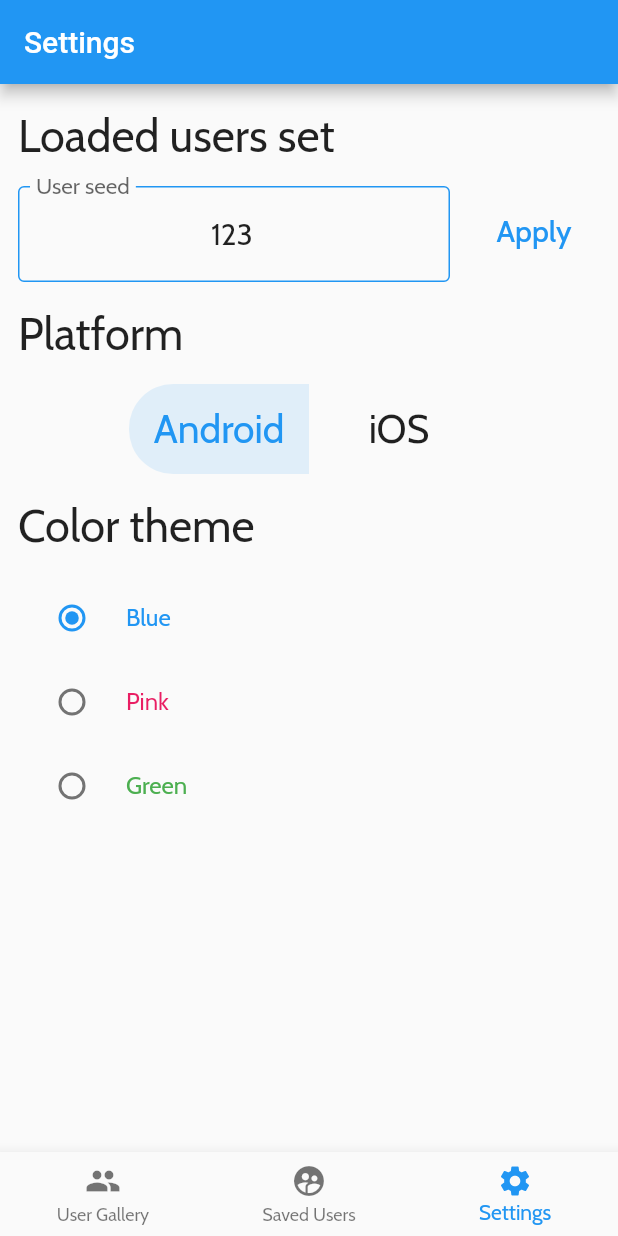
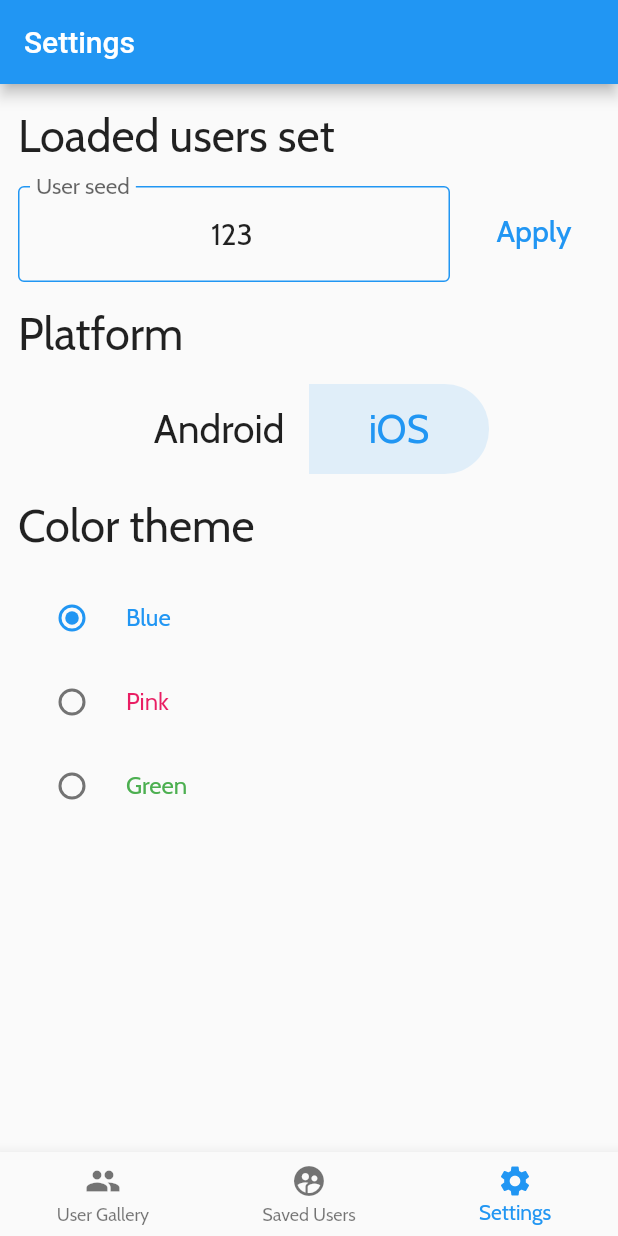
Before and after one commit to vlytvyne/Flutter-training-app-users-, a Flutter app: the screen it shows after launch, item 3 of the bottom bar chosen, after a tap on "iOS", on a phone screen of 412 x 824 dp. Run offline on Flutter 3.47's test engine with Material 2 defaults, Android fonts, the phone set to English and light mode, and no system bars; our stand-ins replace cached_network_image, dio, floor, google_fonts, pretty_dio_logger, retrofit and 2 more; accounts and stored records are empty; generated files the repository leaves out were written again; network calls fail.

Commit message:
Theme config manipulation

```diff
--- /dev/null
+++ b/lib/data/configs/ThemeConfig.dart
@@ -0,0 +1,20 @@
+class ThemeConfig {
+
+	ThemeColor color;
+	ThemePlatform platform;
+
+  ThemeConfig(this.color, this.platform);
+
+  static final ThemeConfig currentConfig = ThemeConfig(ThemeColor.BLUE, ThemePlatform.ANDROID);
+}
+
+enum ThemeColor {
+	BLUE,
+	PINK,
+	GREEN
+}
+
+enum ThemePlatform {
+	ANDROID,
+	IOS
+}
--- a/lib/screens/settings/SettingsFragment.dart
+++ b/lib/screens/settings/SettingsFragment.dart
@@ -1,4 +1,6 @@
+import 'package:architecture/data/configs/ThemeConfig.dart';
 import 'package:architecture/screens/settings/SettingsVM.dart';
+import 'package:architecture/widgets/SafeStreamBuilder.dart';
 import 'package:flutter/cupertino.dart';
 import 'package:flutter/material.dart';
 
@@ -60,6 +62,9 @@ class SettingsFragment extends StatelessWidget {
 	    );
 
 	Widget buildPlatformToggle(context) =>
+			SafeStreamBuilder<ThemePlatform>(
+				stream: _vm.themePlatformStream,
+				builder: (context, snapshot) =>
 					ToggleButtons(
 				    fillColor: Theme.of(context).primaryColor.withAlpha(30),
 				    selectedColor: Theme.of(context).accentColor,
@@ -69,8 +74,9 @@ class SettingsFragment extends StatelessWidget {
 				      buildToggleButton('iOS'),
 				    ],
 				    borderRadius: BorderRadius.circular(30),
-				isSelected: [true, false],
-				onPressed: (index) {},
+				    isSelected: [snapshot.data == ThemePlatform.ANDROID, snapshot.data == ThemePlatform.IOS],
+				    onPressed: (index) => _vm.setThemePlatform(index == 0 ? ThemePlatform.ANDROID : ThemePlatform.IOS),
+				  ),
 			);
 
 	Container buildToggleButton(title) =>
@@ -88,27 +94,46 @@ class SettingsFragment extends StatelessWidget {
 			);
 
 	Widget buildThemeColorSelect(context) {
-		return Column(
+		return SafeStreamBuilder<ThemeColor>(
+			stream: _vm.themeColorStream,
+		  builder: (context, snapshot) =>
+			  Column(
 			    children: <Widget>[
-				buildRadioListTile('Blue', Colors.blue, 0),
-				buildRadioListTile('Pink', Colors.pink, 1),
-				buildRadioListTile('Green', Colors.green, 2),
+			      buildRadioListTile('Blue', Colors.blue, 0, snapshot.data),
+			      buildRadioListTile('Pink', Colors.pink, 1, snapshot.data),
+			      buildRadioListTile('Green', Colors.green, 2, snapshot.data),
 			    ],
+		    ),
 		);
 	}
 
-	RadioListTile<int> buildRadioListTile(title, color, value) =>
+	Widget buildRadioListTile(title, color, value, ThemeColor themeColor) =>
 			RadioListTile(
 				title: Text(
 					title,
-					style: TextStyle(
-							color: color
-					),
+					style: TextStyle(color: color),
 				),
 				value: value,
-				groupValue: 0,
-				onChanged: (value) {},
+				groupValue: convertThemeColorToGroupValue(themeColor),
+				onChanged: (value) {
+					switch (value) {
+						case 0:_vm.setThemeColor(ThemeColor.BLUE);
+							break;
+						case 1: _vm.setThemeColor(ThemeColor.PINK);
+							break;
+						case 2: _vm.setThemeColor(ThemeColor.GREEN);
+							break;
+					}
+				},
 			);
+
+	convertThemeColorToGroupValue(ThemeColor color) {
+		switch (color) {
+			case ThemeColor.BLUE: return 0;
+			case ThemeColor.PINK: return 1;
+			case ThemeColor.GREEN: return 2;
+		}
+	}
 
 	showSeedAppliedSnack(context) {
 		Scaffold.of(context).showSnackBar(
--- a/lib/screens/settings/SettingsVM.dart
+++ b/lib/screens/settings/SettingsVM.dart
@@ -1,10 +1,39 @@
+import 'package:architecture/data/configs/ThemeConfig.dart';
 import 'package:architecture/data/repositories/OnlineRepository.dart';
+import 'package:rxdart/rxdart.dart';
 
 class SettingsVM {
 
 	get currentUsersSeed => OnlineRepository().usersSeed;
 
+	final _themeColorEmitter = BehaviorSubject<ThemeColor>.seeded(ThemeConfig.currentConfig.color);
+	Stream<ThemeColor> get themeColorStream => _themeColorEmitter.stream;
+
+	final _themePlatformEmitter = BehaviorSubject<ThemePlatform>.seeded(ThemeConfig.currentConfig.platform);
+	Stream<ThemePlatform> get themePlatformStream => _themePlatformEmitter.stream;
+
+	final _themeConfigEmitter = BehaviorSubject<ThemeConfig>();
+	Stream<ThemeConfig> get themeConfigStream => _themeConfigEmitter.stream;
+
 	setUserSeed(String newSeed) {
 		OnlineRepository().usersSeed = newSeed;
 	}
+
+	setThemeColor(ThemeColor color) {
+		ThemeConfig.currentConfig.color = color;
+		_themeColorEmitter.add(color);
+		_themeConfigEmitter.add(ThemeConfig.currentConfig);
+	}
+
+	setThemePlatform(ThemePlatform platform) {
+		ThemeConfig.currentConfig.platform = platform;
+		_themePlatformEmitter.add(platform);
+		_themeConfigEmitter.add(ThemeConfig.currentConfig);
+	}
+
+	dispose() {
+		_themeColorEmitter.close();
+		_themePlatformEmitter.close();
+		_themeConfigEmitter.close();
+	}
 }
```
Lines whose indentation alone changed are shown as unchanged.
